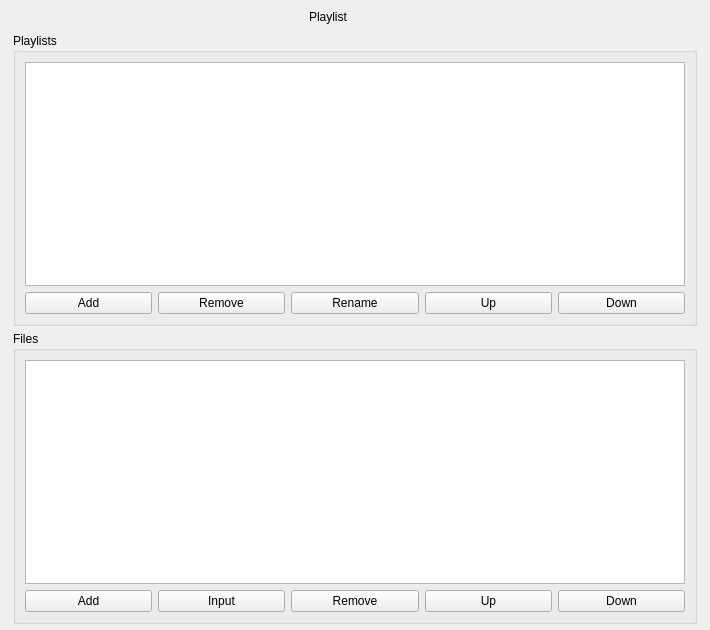
Old version of the form src/ddmain/forms/playlistdialog.ui in the repository wangwenx190/dynamic-desktop.
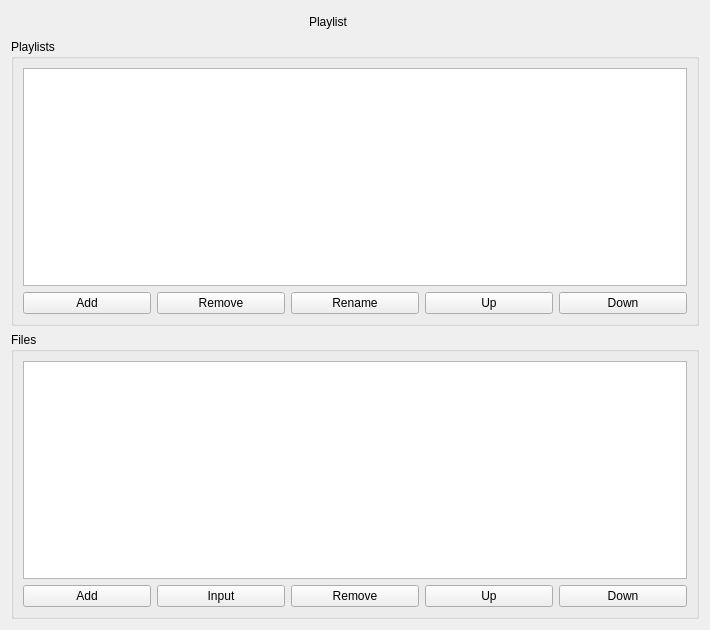
New version of the form. Custom widgets are drawn as their Qt base class.

Patch:
```diff
--- a/src/ddmain/forms/playlistdialog.ui
+++ b/src/ddmain/forms/playlistdialog.ui
@@ -15,19 +15,19 @@
   </property>
   <layout class="QVBoxLayout" name="verticalLayout_3">
    <property name="spacing">
-    <number>5</number>
+    <number>6</number>
    </property>
    <property name="leftMargin">
-    <number>13</number>
+    <number>11</number>
    </property>
    <property name="topMargin">
-    <number>6</number>
+    <number>11</number>
    </property>
    <property name="rightMargin">
-    <number>13</number>
+    <number>11</number>
    </property>
    <property name="bottomMargin">
-    <number>6</number>
+    <number>11</number>
    </property>
    <item>
     <widget class="QWidget" name="widget_windowTitleBar" native="true">
```
